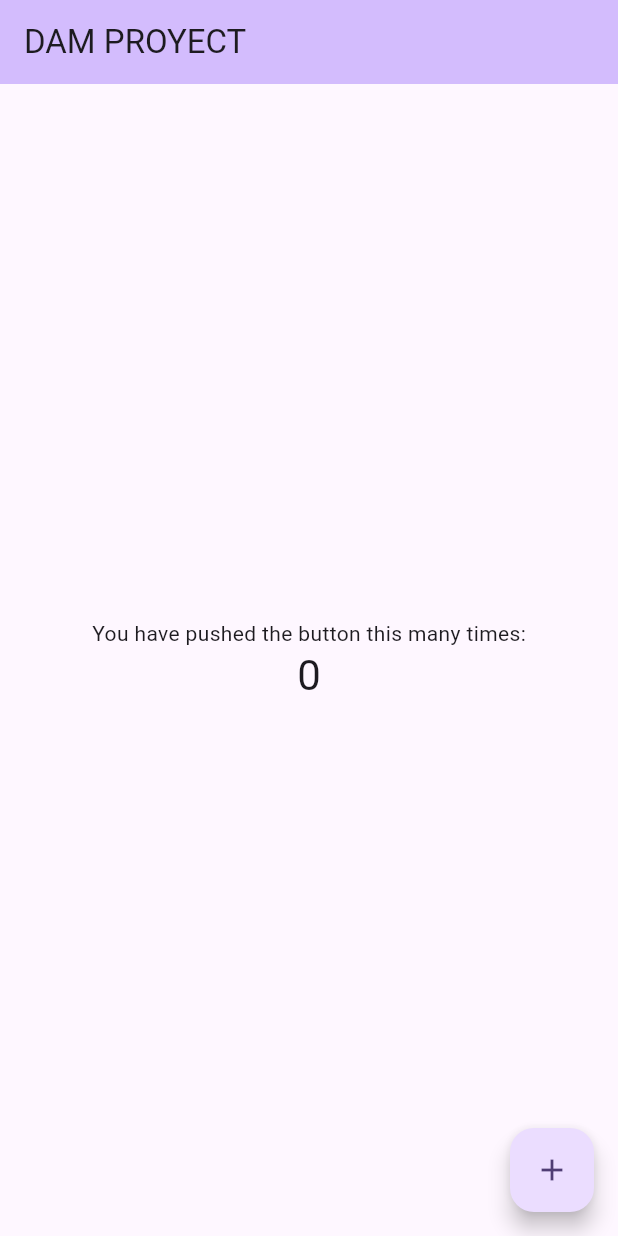
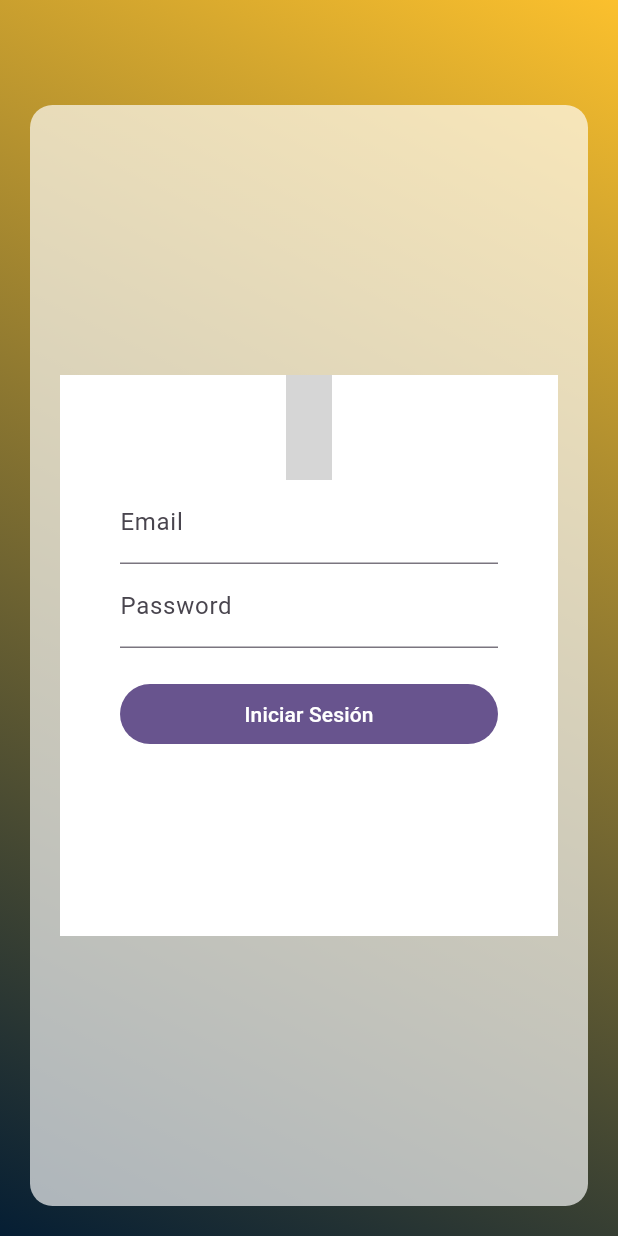
Before and after one commit to Visionlives/Proyecto-DAM, a Flutter app: the screen it shows after launch, on a phone screen of 412 x 824 dp. Run offline on Flutter 3.47's test engine with Material 3 defaults, Android fonts, the phone set to English and light mode, and no system bars; our stand-ins replace firebase_auth, firebase_core, material_design_icons_flutter; accounts and stored records are empty; grey boxes are pictures that could not be loaded.

Commit message:
Login y HomePage temporales
Adicionalmente se agregó al AuthWrapper

```diff
--- a/analysis_options.yaml
+++ b/analysis_options.yaml
@@ -21,6 +21,7 @@ linter:
   # `// ignore_for_file: name_of_lint` syntax on the line or in the file
   # producing the lint.
   rules:
+    prefer_const_constructor
     # avoid_print: false  # Uncomment to disable the `avoid_print` rule
     # prefer_single_quotes: true  # Uncomment to enable the `prefer_single_quotes` rule
 
--- /dev/null
+++ b/lib/auth_wrapper.dart
@@ -0,0 +1,26 @@
+import 'package:firebase_auth/firebase_auth.dart';
+import 'package:flutter/material.dart';
+import 'package:proyecto_dam/pages/home_page.dart';
+import 'package:proyecto_dam/pages/login_page.dart';
+
+class AuthWrapper extends StatelessWidget {
+  const AuthWrapper({super.key});
+
+  @override
+  Widget build(BuildContext context) {
+    return StreamBuilder<User?>(
+      stream: FirebaseAuth.instance.authStateChanges(),
+      builder: (context, snapshot) {
+        if (snapshot.connectionState == ConnectionState.waiting) {
+          return Center(child: CircularProgressIndicator());
+        }
+
+        if (snapshot.hasData) {
+          return HomePage();
+        }
+
+        return LoginPage();
+      },
+    );
+  }
+}
--- a/lib/main.dart
+++ b/lib/main.dart
@@ -1,5 +1,6 @@
 import 'package:firebase_core/firebase_core.dart';
 import 'package:flutter/material.dart';
+import 'package:proyecto_dam/auth_wrapper.dart';
 // import 'package:flutter_firebase/auth_wrapper.dart';
 
 void main() async {
@@ -35,93 +36,7 @@ class MyApp extends StatelessWidget {
         // tested with just a hot reload.
         colorScheme: .fromSeed(seedColor: Colors.deepPurple),
       ),
-      home: const MyHomePage(title: 'DAM PROYECT'),
+      home: AuthWrapper(),
     );
   }
 }
-
-class MyHomePage extends StatefulWidget {
-  const MyHomePage({super.key, required this.title});
-
-  // This widget is the home page of your application. It is stateful, meaning
-  // that it has a State object (defined below) that contains fields that affect
-  // how it looks.
-
-  // This class is the configuration for the state. It holds the values (in this
-  // case the title) provided by the parent (in this case the App widget) and
-  // used by the build method of the State. Fields in a Widget subclass are
-  // always marked "final".
-
-  final String title;
-
-  @override
-  State<MyHomePage> createState() => _MyHomePageState();
-}
-
-class _MyHomePageState extends State<MyHomePage> {
-  int _counter = 0;
-
-  void _incrementCounter() {
-    setState(() {
-      // This call to setState tells the Flutter framework that something has
-      // changed in this State, which causes it to rerun the build method below
-      // so that the display can reflect the updated values. If we changed
-      // _counter without calling setState(), then the build method would not be
-      // called again, and so nothing would appear to happen.
-      _counter++;
-    });
-  }
-
-  @override
-  Widget build(BuildContext context) {
-    // This method is rerun every time setState is called, for instance as done
-    // by the _incrementCounter method above.
-    //
-    // The Flutter framework has been optimized to make rerunning build methods
-    // fast, so that you can just rebuild anything that needs updating rather
-    // than having to individually change instances of widgets.
-    return Scaffold(
-      appBar: AppBar(
-        // TRY THIS: Try changing the color here to a specific color (to
-        // Colors.amber, perhaps?) and trigger a hot reload to see the AppBar
-        // change color while the other colors stay the same.
-        backgroundColor: Theme.of(context).colorScheme.inversePrimary,
-        // Here we take the value from the MyHomePage object that was created by
-        // the App.build method, and use it to set our appbar title.
-        title: Text(widget.title),
-      ),
-      body: Center(
-        // Center is a layout widget. It takes a single child and positions it
-        // in the middle of the parent.
-        child: Column(
-          // Column is also a layout widget. It takes a list of children and
-          // arranges them vertically. By default, it sizes itself to fit its
-          // children horizontally, and tries to be as tall as its parent.
-          //
-          // Column has various properties to control how it sizes itself and
-          // how it positions its children. Here we use mainAxisAlignment to
-          // center the children vertically; the main axis here is the vertical
-          // axis because Columns are vertical (the cross axis would be
-          // horizontal).
-          //
-          // TRY THIS: Invoke "debug painting" (choose the "Toggle Debug Paint"
-          // action in the IDE, or press "p" in the console), to see the
-          // wireframe for each widget.
-          mainAxisAlignment: .center,
-          children: [
-            const Text('You have pushed the button this many times:'),
-            Text(
-              '$_counter',
-              style: Theme.of(context).textTheme.headlineMedium,
-            ),
-          ],
-        ),
-      ),
-      floatingActionButton: FloatingActionButton(
-        onPressed: _incrementCounter,
-        tooltip: 'Increment',
-        child: const Icon(Icons.add),
-      ),
-    );
-  }
-}
--- /dev/null
+++ b/lib/pages/home_page.dart
@@ -0,0 +1,18 @@
+import 'package:flutter/material.dart';
+
+class HomePage extends StatelessWidget {
+  const HomePage({super.key});
+
+  @override
+  Widget build(BuildContext context) {
+    return Center(
+      child: Container(
+        decoration: BoxDecoration(color: Colors.blueAccent),
+        child: Text(
+          'Home Page BRO',
+          style: TextStyle(fontSize: 24, color: Colors.white),
+        ),
+      ),
+    );
+  }
+}
--- /dev/null
+++ b/lib/pages/login_page.dart
@@ -0,0 +1,116 @@
+import 'package:firebase_auth/firebase_auth.dart';
+import 'package:flutter/material.dart';
+import 'package:material_design_icons_flutter/material_design_icons_flutter.dart';
+
+class LoginPage extends StatefulWidget {
+  const LoginPage({super.key});
+
+  @override
+  State<LoginPage> createState() => _LoginPageState();
+}
+
+class _LoginPageState extends State<LoginPage> {
+  TextEditingController emailCtrl = TextEditingController();
+  TextEditingController passwordCtrl = TextEditingController();
+  String msgError = '';
+
+  @override
+  Widget build(BuildContext context) {
+    // return Container(child: Text('Login Page BRO'));
+    return Scaffold(
+      resizeToAvoidBottomInset: false,
+      body: Container(
+        padding: EdgeInsets.all(20),
+        decoration: BoxDecoration(
+          gradient: LinearGradient(
+            begin: Alignment.topRight,
+            end: Alignment.bottomLeft,
+            colors: [Colors.yellow.shade700, Color(0xFF051E34)],
+          ),
+        ),
+        child: Container(
+          margin: EdgeInsets.only(top: 50),
+          decoration: BoxDecoration(
+            color: Color(0xAAFFFFFF),
+            borderRadius: BorderRadius.circular(15),
+          ),
+          child: Form(
+            child: Container(
+              margin: EdgeInsets.symmetric(vertical: 180, horizontal: 20),
+              color: Colors.white,
+              child: ListView(
+                children: [
+                  Icon(
+                    MdiIcons.firebase,
+                    color: Colors.yellow.shade800,
+                    size: 70,
+                  ),
+                  //email
+                  Container(
+                    margin: EdgeInsets.symmetric(horizontal: 40, vertical: 0),
+                    child: TextFormField(
+                      controller: emailCtrl,
+                      decoration: InputDecoration(labelText: 'Email'),
+                      keyboardType: TextInputType.emailAddress,
+                    ),
+                  ),
+                  //password
+                  Container(
+                    margin: EdgeInsets.symmetric(horizontal: 40, vertical: 0),
+                    child: TextFormField(
+                      controller: passwordCtrl,
+                      decoration: InputDecoration(labelText: 'Password'),
+                      obscureText: true,
+                    ),
+                  ),
+                  //boton
+                  Container(
+                    margin: EdgeInsets.symmetric(horizontal: 40, vertical: 20),
+                    width: double.infinity,
+                    child: FilledButton(
+                      child: Text('Iniciar Sesión'),
+                      onPressed: () async {
+                        try {
+                          await FirebaseAuth.instance
+                              .signInWithEmailAndPassword(
+                                email: emailCtrl.text.trim(),
+                                password: passwordCtrl.text.trim(),
+                              );
+                        } on FirebaseAuthException catch (ex) {
+                          setState(() {
+                            switch (ex.code) {
+                              case 'channel-error':
+                                msgError = "Ingrese sus credenciales";
+                                break;
+                              case 'invalid-email':
+                                msgError = "Email no válido";
+                                break;
+                              case 'invalid-credential':
+                                msgError = "Credenciales no válidas";
+                                break;
+                              case 'user-disabled':
+                                msgError = "Cuenta desactivada";
+                                break;
+                              default:
+                                msgError = "Error desconodido";
+                            }
+                          });
+                        }
+                      },
+                    ),
+                  ),
+                  //errores
+                  Container(
+                    width: double.infinity,
+                    alignment: Alignment.center,
+                    child: Text(msgError, style: TextStyle(color: Colors.red)),
+                  ),
+                ],
+              ),
+            ),
+          ),
+        ),
+      ),
+    );
+  }
+}
--- a/pubspec.yaml
+++ b/pubspec.yaml
@@ -37,6 +37,7 @@ dependencies:
   firebase_core: ^4.2.1
   firebase_auth: ^6.1.2
   cloud_firestore: ^6.1.0
+  material_design_icons_flutter: ^7.0.7296
 
 dev_dependencies:
   flutter_test:
```
Also changed, not shown: pubspec.lock.
